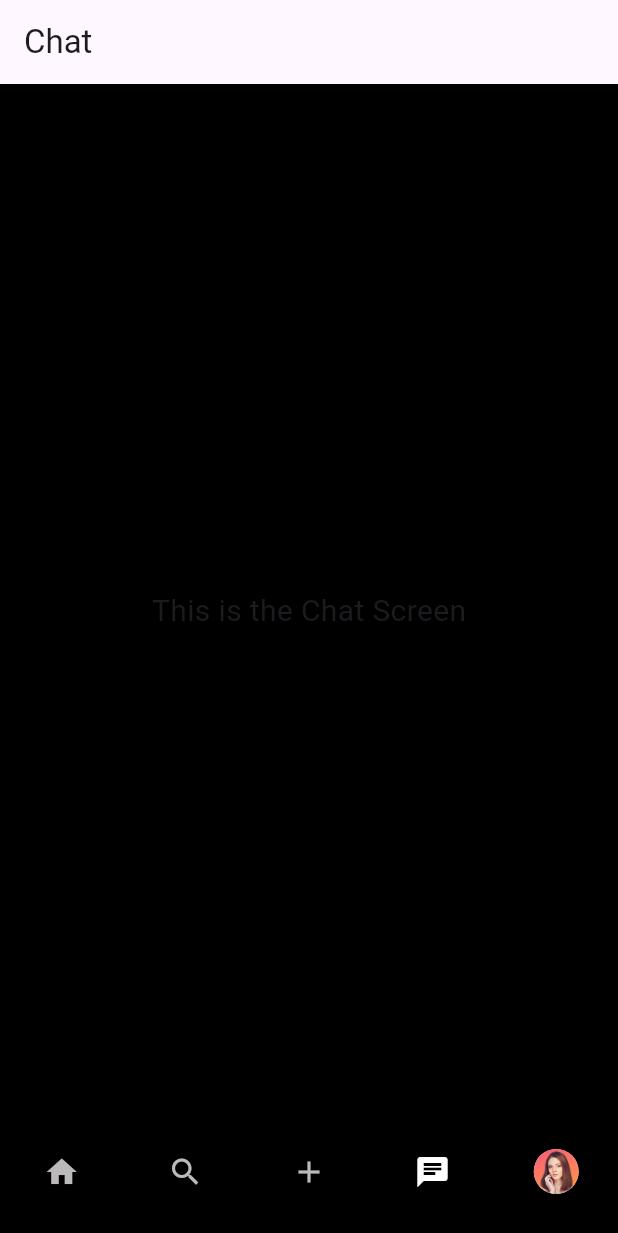
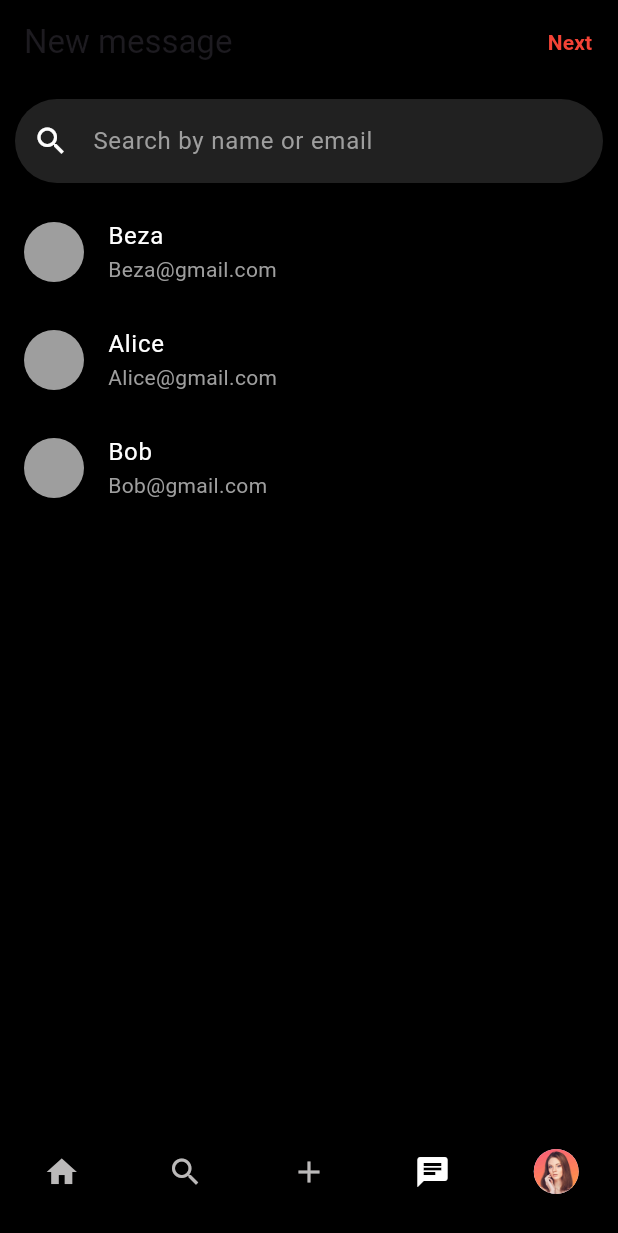
Before and after one commit to TnsaeANS/Pinterest_Flutter, a Flutter app: the screen it shows after launch, item 4 of the bottom bar chosen, on a phone screen of 412 x 824 dp. Shown: the top 1233 px of the screen. Run offline on Flutter 3.47's test engine with Material 3 defaults, Android fonts, the phone set to English and light mode, and no system bars.

Commit message:
Updated chat UI for Pinterest

```diff
--- a/lib/main.dart
+++ b/lib/main.dart
@@ -104,7 +104,7 @@ class _MainScreenState extends State<MainScreen> {
     HomePage(),
     SearchPage(),
    AddCollegeScreen(),
-   ChatScreen(),
+  NewMessageScreen(),
   ProfileScreen(),
   TextEditorScreen()
   ];
--- a/lib/pages/chat.dart
+++ b/lib/pages/chat.dart
@@ -1,19 +1,109 @@
 import 'package:flutter/material.dart';
-import 'package:pinterest_flutter/constants/colors.dart';
+import 'chat_detail_screen.dart';
 
-class ChatScreen extends StatelessWidget {
-  const ChatScreen({super.key});
+
+class NewMessageScreen extends StatefulWidget {
+  const NewMessageScreen({super.key});
+
+  @override
+  _NewMessageScreenState createState() => _NewMessageScreenState();
+}
+
+class _NewMessageScreenState extends State<NewMessageScreen> {
+  final TextEditingController _searchController = TextEditingController();
+  List<String> contacts = ['Beza', 'Alice', 'Bob']; // Dummy contacts
+  List<String> filteredContacts = [];
+  String? selectedContact;
+
+  @override
+  void initState() {
+    super.initState();
+    filteredContacts = contacts;
+  }
+
+  void _filterContacts(String query) {
+    setState(() {
+      filteredContacts = contacts
+          .where((contact) => contact.toLowerCase().contains(query.toLowerCase()))
+          .toList();
+    });
+  }
 
   @override
   Widget build(BuildContext context) {
     return Scaffold(
-      backgroundColor: MainColor.primaryColor,
-      appBar: AppBar(title: const Text('Chat')),
-      body: const Center(
-        child: Text(
-          'This is the Chat Screen',
-          style: TextStyle(fontSize: 20),
-        ),
+      backgroundColor: Colors.black,
+      appBar: AppBar(
+        title: const Text('New message'),
+        backgroundColor: Colors.black,
+        actions: [
+          TextButton(
+            onPressed: selectedContact != null
+                ? () {
+                    Navigator.push(
+                      context,
+                      MaterialPageRoute(
+                        builder: (context) => ChatDetailScreen(contactName: selectedContact!),
+                      ),
+                    );
+                  }
+                : null,
+            child: const Text(
+              'Next',
+              style: TextStyle(color: Colors.red, fontWeight: FontWeight.bold),
+            ),
+          ),
+        ],
+      ),
+      body: Column(
+        children: [
+          Padding(
+            padding: const EdgeInsets.all(10),
+            child: TextField(
+              controller: _searchController,
+              style: const TextStyle(color: Colors.white),
+              onChanged: _filterContacts,
+              decoration: InputDecoration(
+                hintText: 'Search by name or email',
+                hintStyle: const TextStyle(color: Colors.grey),
+                prefixIcon: const Icon(Icons.search, color: Colors.white),
+                filled: true,
+                fillColor: Colors.grey[900],
+                border: OutlineInputBorder(
+                  borderRadius: BorderRadius.circular(30),
+                  borderSide: BorderSide.none,
+                ),
+              ),
+            ),
+          ),
+          Expanded(
+            child: ListView.builder(
+              itemCount: filteredContacts.length,
+              itemBuilder: (context, index) {
+                final contact = filteredContacts[index];
+                return ListTile(
+                  leading: const CircleAvatar(backgroundColor: Colors.grey),
+                  title: Text(
+                    contact,
+                    style: const TextStyle(color: Colors.white),
+                  ),
+                  subtitle: Text(
+                    "$contact@gmail.com",
+                    style: const TextStyle(color: Colors.grey),
+                  ),
+                  trailing: selectedContact == contact
+                      ? const Icon(Icons.check, color: Colors.white)
+                      : null,
+                  onTap: () {
+                    setState(() {
+                      selectedContact = contact;
+                    });
+                  },
+                );
+              },
+            ),
+          ),
+        ],
       ),
     );
   }
```
Also changed, not shown: lib/pages/chat_detail_screen.dart (added, +137 -0 lines), lib/pages/new_message_screen.dart (added, +138 -0 lines).
